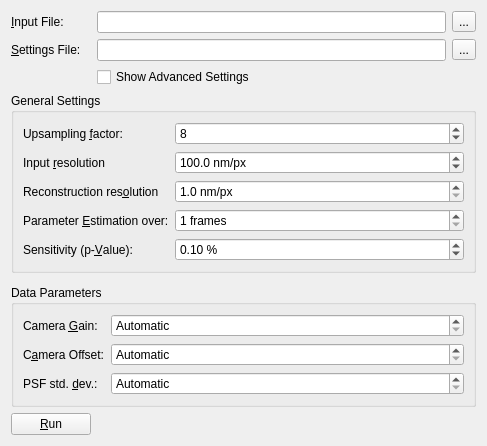
Above: gui/inputwidget.ui from ukoethe/simple-STORM before the change. Below: the same form after it.
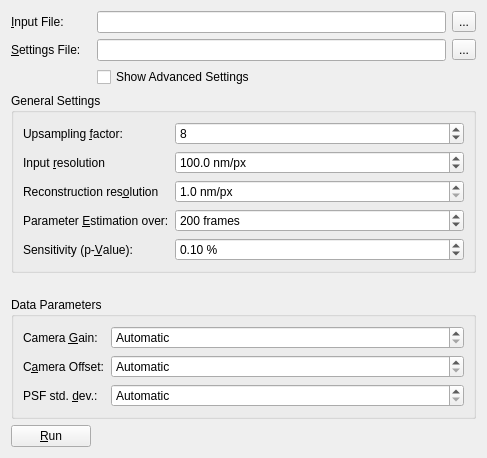
That is the form after the change. Custom widgets are drawn as their Qt base class.

Commit message: reduced compiler warnings on Windows with vc

Diff of the .ui file:
```diff
--- a/gui/inputwidget.ui
+++ b/gui/inputwidget.ui
@@ -7,7 +7,7 @@
     <x>0</x>
     <y>0</y>
     <width>487</width>
-    <height>438</height>
+    <height>458</height>
    </rect>
   </property>
   <property name="windowTitle">
@@ -166,6 +166,9 @@
         <property name="maximum">
          <number>999999999</number>
         </property>
+        <property name="value">
+         <number>200</number>
+        </property>
        </widget>
       </item>
       <item row="4" column="1">
```
The commit also changes 6 other files.
